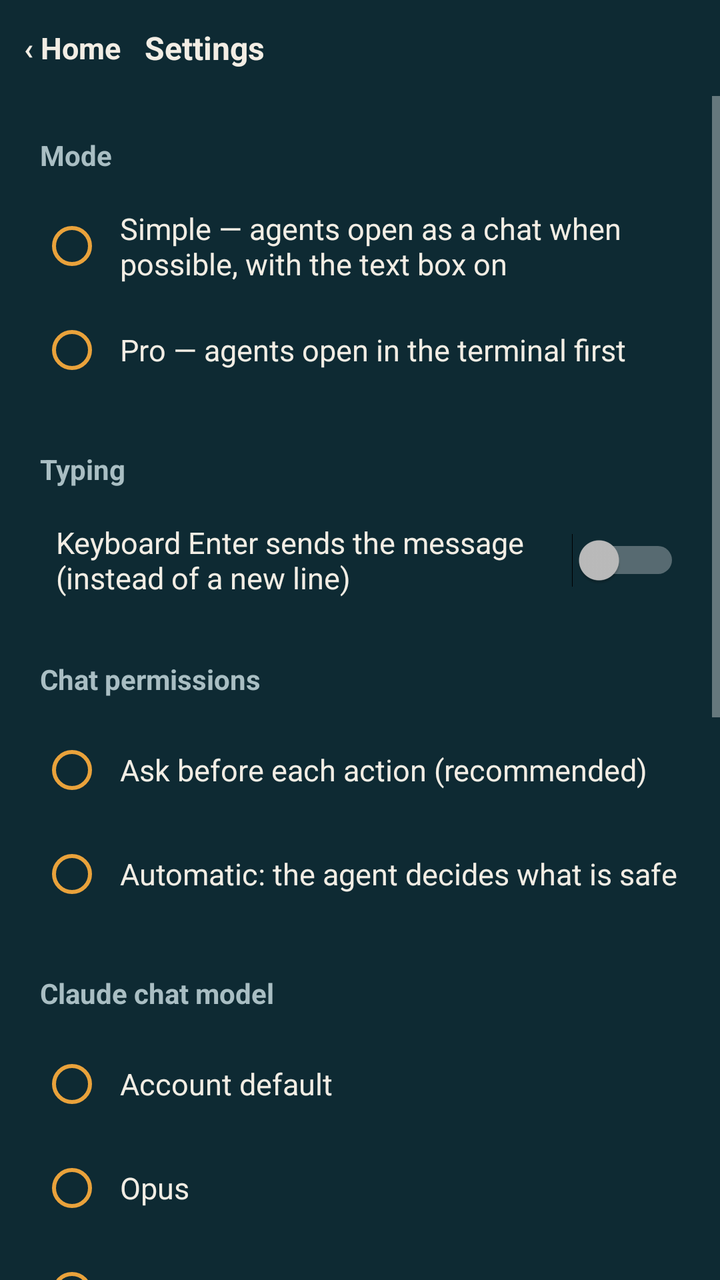
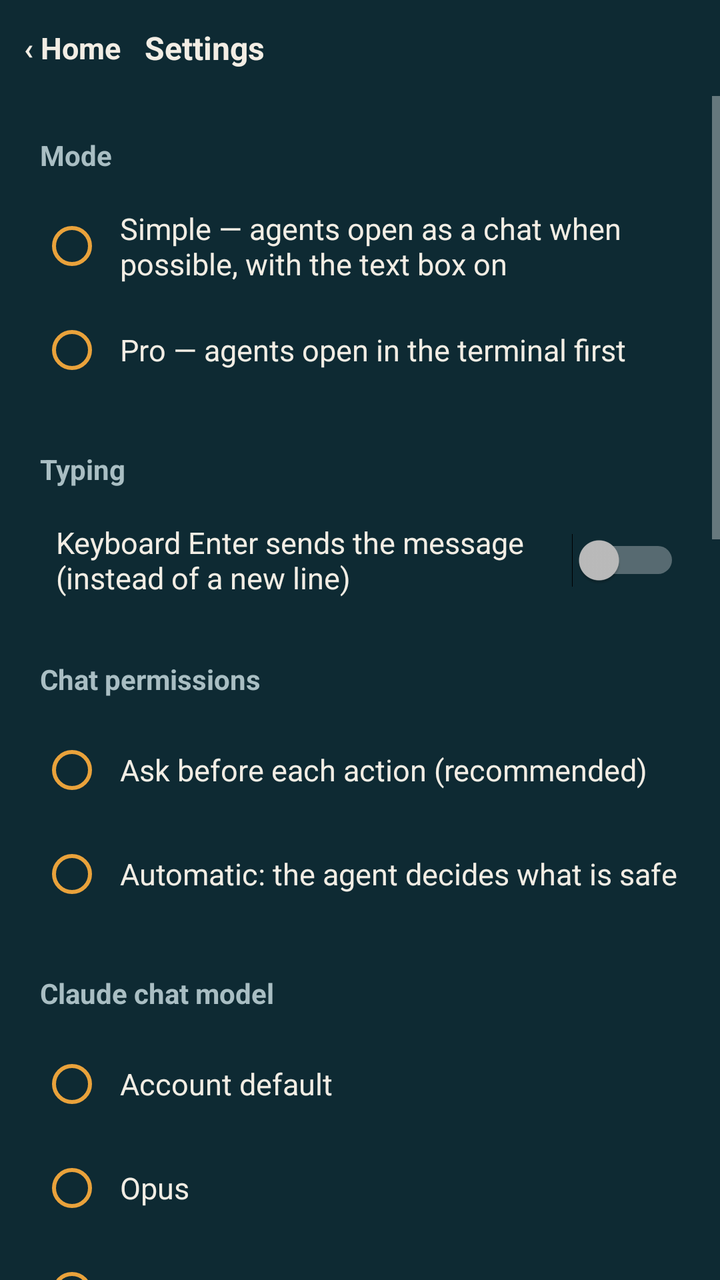

An Android layout rendered at two revisions. The XML below is the earlier revision; the diff shows what the commit changed to produce the second picture.
<!-- AndroidManifest.xml: activity theme Theme.Jangada.Setup -->
<!-- res/layout/activity_settings.xml -->
<?xml version="1.0" encoding="utf-8"?>
<LinearLayout xmlns:android="http://schemas.android.com/apk/res/android"
    android:layout_width="match_parent"
    android:layout_height="match_parent"
    android:background="@color/setup_bg"
    android:orientation="vertical">

    <LinearLayout
        android:layout_width="match_parent"
        android:layout_height="48dp"
        android:background="@color/keys_bg"
        android:gravity="center_vertical"
        android:orientation="horizontal">

        <TextView
            android:id="@+id/settings_back"
            style="@style/BarButton"
            android:text="@string/terminal_home_arrow" />

        <TextView
            android:layout_width="wrap_content"
            android:layout_height="wrap_content"
            android:text="@string/settings_title"
            android:textColor="@color/setup_text"
            android:textSize="16sp"
            android:textStyle="bold" />
    </LinearLayout>

    <ScrollView
        android:layout_width="match_parent"
        android:layout_height="match_parent">

        <LinearLayout
            android:layout_width="match_parent"
            android:layout_height="wrap_content"
            android:orientation="vertical"
            android:padding="20dp">

            <TextView
                style="@style/HomeSection"
                android:layout_marginTop="0dp"
                android:text="@string/settings_mode" />

            <RadioGroup
                android:id="@+id/settings_mode"
                android:layout_width="match_parent"
                android:layout_height="wrap_content">

                <RadioButton
                    android:id="@+id/mode_simple"
                    style="@style/SettingsOption"
                    android:text="@string/settings_mode_simple" />

                <RadioButton
                    android:id="@+id/mode_pro"
                    style="@style/SettingsOption"
                    android:text="@string/settings_mode_pro" />
            </RadioGroup>

            <TextView
                style="@style/HomeSection"
                android:text="@string/settings_typing" />

            <Switch
                android:id="@+id/settings_enter_sends"
                style="@style/SettingsOption"
                android:text="@string/settings_enter_sends" />

            <TextView
                style="@style/HomeSection"
                android:text="@string/settings_chat" />

            <RadioGroup
                android:id="@+id/settings_permissions"
                android:layout_width="match_parent"
                android:layout_height="wrap_content">

                <RadioButton
                    android:id="@+id/permissions_ask"
                    style="@style/SettingsOption"
                    android:text="@string/settings_permissions_ask" />

                <RadioButton
                    android:id="@+id/permissions_auto"
                    style="@style/SettingsOption"
                    android:text="@string/settings_permissions_auto" />
            </RadioGroup>

            <TextView
                style="@style/HomeSection"
                android:text="@string/settings_model" />

            <RadioGroup
                android:id="@+id/settings_model_group"
                android:layout_width="match_parent"
                android:layout_height="wrap_content">

                <RadioButton
                    android:id="@+id/model_default"
                    style="@style/SettingsOption"
                    android:text="@string/chat_model_default" />

                <RadioButton
                    android:id="@+id/model_opus"
                    style="@style/SettingsOption"
                    android:text="Opus" />

                <RadioButton
                    android:id="@+id/model_sonnet"
                    style="@style/SettingsOption"
                    android:text="Sonnet" />

                <RadioButton
                    android:id="@+id/model_haiku"
                    style="@style/SettingsOption"
                    android:text="Haiku" />
            </RadioGroup>

            <TextView
                style="@style/HomeSection"
                android:text="@string/settings_effort" />

            <RadioGroup
                android:id="@+id/settings_effort_group"
                android:layout_width="match_parent"
                android:layout_height="wrap_content">

                <RadioButton android:id="@+id/effort_default" style="@style/SettingsOption" android:text="@string/chat_model_default" />
                <RadioButton android:id="@+id/effort_low" style="@style/SettingsOption" android:text="@string/effort_low" />
                <RadioButton android:id="@+id/effort_medium" style="@style/SettingsOption" android:text="@string/effort_medium" />
                <RadioButton android:id="@+id/effort_high" style="@style/SettingsOption" android:text="@string/effort_high" />
                <RadioButton android:id="@+id/effort_xhigh" style="@style/SettingsOption" android:text="@string/effort_xhigh" />
                <RadioButton android:id="@+id/effort_max" style="@style/SettingsOption" android:text="@string/effort_max" />
            </RadioGroup>

            <TextView
                android:layout_width="match_parent"
                android:layout_height="wrap_content"
                android:layout_marginTop="10dp"
                android:text="@string/settings_other_agents"
                android:textColor="@color/setup_muted"
                android:textSize="13sp" />

            <TextView
                android:layout_width="match_parent"
                android:layout_height="wrap_content"
                android:layout_marginTop="6dp"
                android:text="@string/settings_permissions_note"
                android:textColor="@color/setup_muted"
                android:textSize="13sp" />
        </LinearLayout>
    </ScrollView>
</LinearLayout>
<!-- resources referenced by this layout -->
<resources>
  <color name="keys_bg">#0E2A33</color>
  <color name="setup_bg">#0E2A33</color>
  <color name="setup_muted">#A9BEC3</color>
  <color name="setup_text">#F2EDE4</color>
  <string name="chat_model_default">Account default</string>
  <string name="effort_high">High</string>
  <string name="effort_low">Low</string>
  <string name="effort_max">Maximum</string>
  <string name="effort_medium">Medium</string>
  <string name="effort_xhigh">Extra high</string>
  <string name="settings_chat">Chat permissions</string>
  <string name="settings_effort">Claude chat effort</string>
  <string name="settings_enter_sends">Keyboard Enter sends the message (instead of a new line)</string>
  <string name="settings_mode">Mode</string>
  <string name="settings_mode_pro">Pro — agents open in the terminal first</string>
  <string name="settings_mode_simple">Simple — agents open as a chat when possible, with the text box on</string>
  <string name="settings_model">Claude chat model</string>
  <string name="settings_other_agents">For the other agents, tap the model name at the top of the chat to change model, effort and mode.</string>
  <string name="settings_permissions_ask">Ask before each action (recommended)</string>
  <string name="settings_permissions_auto">Automatic: the agent decides what is safe</string>
  <string name="settings_permissions_note">Applies to new conversations.</string>
  <string name="settings_title">Settings</string>
  <string name="settings_typing">Typing</string>
  <string name="terminal_home_arrow">‹  Home</string>
  <style name="HomeSection">
          <item name="android:layout_width">match_parent</item>
          <item name="android:layout_height">wrap_content</item>
          <item name="android:layout_marginTop">24dp</item>
          <item name="android:layout_marginBottom">10dp</item>
          <item name="android:textColor">@color/setup_muted</item>
          <item name="android:textSize">14sp</item>
          <item name="android:textStyle">bold</item>
      </style>
  <style name="SettingsOption">
          <item name="android:layout_width">match_parent</item>
          <item name="android:layout_height">wrap_content</item>
          <item name="android:minHeight">52dp</item>
          <item name="android:paddingStart">8dp</item>
          <item name="android:textColor">@color/setup_text</item>
          <item name="android:textSize">15sp</item>
          <item name="android:buttonTint">@color/key_active</item>
      </style>
  <style name="Theme.Jangada.Setup">
          <item name="android:windowBackground">@color/setup_bg</item>
          <item name="android:statusBarColor">@color/setup_bg</item>
          <item name="android:navigationBarColor">@color/setup_bg</item>
      </style>
  <color name="key_text">#F2EDE4</color>
  <color name="key_active">#E9A23B</color>
  <!-- unchanged entries left out for length: 1 -->
</resources>

<!-- the commit's change to res/layout/activity_settings.xml (unified diff, before → after) -->
@@ -148,6 +148,64 @@
                 android:text="@string/settings_permissions_note"
                 android:textColor="@color/setup_muted"
                 android:textSize="13sp" />
+
+            <TextView
+                style="@style/HomeSection"
+                android:text="@string/settings_advanced" />
+
+            <Switch
+                android:id="@+id/settings_cpu_awake"
+                style="@style/SettingsOption"
+                android:text="@string/settings_cpu_awake" />
+
+            <Switch
+                android:id="@+id/settings_screen_on"
+                style="@style/SettingsOption"
+                android:text="@string/settings_screen_on" />
+
+            <Switch
+                android:id="@+id/settings_extra_keys"
+                style="@style/SettingsOption"
+                android:text="@string/settings_extra_keys" />
+
+            <Button
+                android:id="@+id/settings_api_keys"
+                style="?android:attr/borderlessButtonStyle"
+                android:layout_width="wrap_content"
+                android:layout_height="wrap_content"
+                android:layout_marginTop="8dp"
+                android:text="@string/keys_title"
+                android:textAllCaps="false"
+                android:textColor="@color/key_active" />
+
+            <TextView
+                style="@style/HomeSection"
+                android:text="@string/settings_linux" />
+
+            <TextView
+                android:id="@+id/settings_linux_size"
+                android:layout_width="match_parent"
+                android:layout_height="wrap_content"
+                android:textColor="@color/setup_muted"
+                android:textSize="14sp" />
+
+            <Button
+                android:id="@+id/settings_repair"
+                style="?android:attr/borderlessButtonStyle"
+                android:layout_width="wrap_content"
+                android:layout_height="wrap_content"
+                android:text="@string/settings_repair"
+                android:textAllCaps="false"
+                android:textColor="@color/key_active" />
+
+            <Button
+                android:id="@+id/settings_reinstall"
+                style="?android:attr/borderlessButtonStyle"
+                android:layout_width="wrap_content"
+                android:layout_height="wrap_content"
+                android:text="@string/settings_reinstall"
+                android:textAllCaps="false"
+                android:textColor="@color/setup_error" />
         </LinearLayout>
     </ScrollView>
 </LinearLayout>
<!-- resource entries referenced after the edit -->
@@ -2,6 +2,7 @@
 <resources>
   <color name="keys_bg">#0E2A33</color>
   <color name="setup_bg">#0E2A33</color>
+  <color name="setup_error">#FF9E8A</color>
   <color name="setup_muted">#A9BEC3</color>
   <color name="setup_text">#F2EDE4</color>
   <string name="chat_model_default">Account default</string>
@@ -10,9 +11,14 @@
   <string name="effort_max">Maximum</string>
   <string name="effort_medium">Medium</string>
   <string name="effort_xhigh">Extra high</string>
+  <string name="keys_title">API keys</string>
+  <string name="settings_advanced">Advanced (Pro)</string>
   <string name="settings_chat">Chat permissions</string>
+  <string name="settings_cpu_awake">Keep the processor awake while sessions are open (agents keep working with the screen off; uses more battery)</string>
   <string name="settings_effort">Claude chat effort</string>
   <string name="settings_enter_sends">Keyboard Enter sends the message (instead of a new line)</string>
+  <string name="settings_extra_keys">Show the extra keys bar in the terminal</string>
+  <string name="settings_linux">Linux</string>
   <string name="settings_mode">Mode</string>
   <string name="settings_mode_pro">Pro — agents open in the terminal first</string>
   <string name="settings_mode_simple">Simple — agents open as a chat when possible, with the text box on</string>
@@ -21,6 +27,9 @@
   <string name="settings_permissions_ask">Ask before each action (recommended)</string>
   <string name="settings_permissions_auto">Automatic: the agent decides what is safe</string>
   <string name="settings_permissions_note">Applies to new conversations.</string>
+  <string name="settings_reinstall">Reinstall Linux from scratch</string>
+  <string name="settings_repair">Repair Linux (reinstall the basic tools)</string>
+  <string name="settings_screen_on">Keep the screen on in the terminal</string>
   <string name="settings_title">Settings</string>
   <string name="settings_typing">Typing</string>
   <string name="terminal_home_arrow">‹  Home</string>
